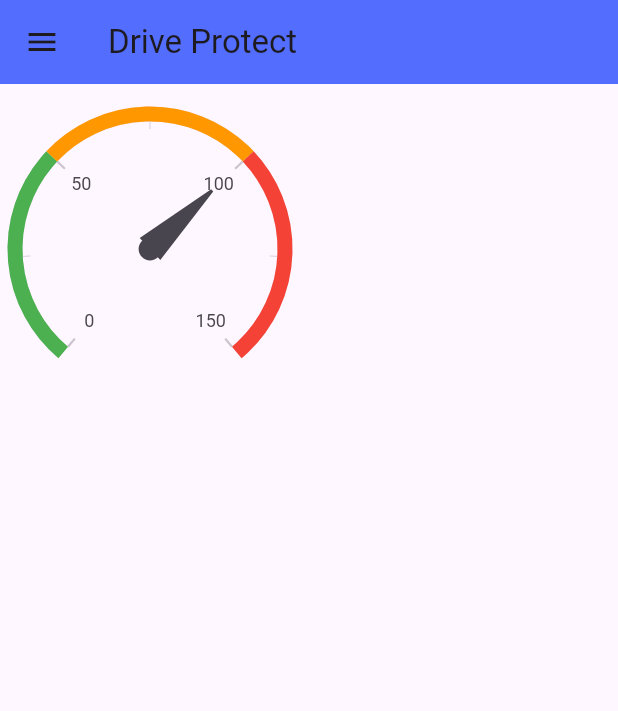
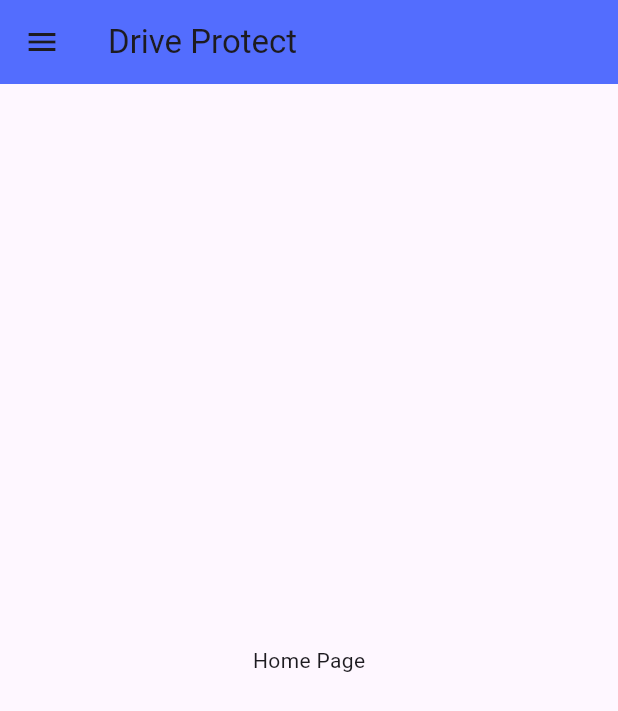
Before and after one commit to HarshMaheshwari2312/drive_protect, a Flutter app: the screen it shows after launch, on a phone screen of 412 x 824 dp. Shown: the top 711 px of the screen. Run offline on Flutter 3.47's test engine with Material 2 defaults, Android fonts, the phone set to English and light mode, and no system bars; drawn by our look-alikes of syncfusion_flutter_gauges; our stand-ins replace connectivity.

Commit message:
removing speedometer

```diff
--- a/lib/home.dart
+++ b/lib/home.dart
@@ -9,7 +9,6 @@ import 'package:driveprotect/privacy_policy.dart';
 import 'package:driveprotect/send_feedback.dart';
 import 'package:driveprotect/settings.dart';
 import 'package:syncfusion_flutter_gauges/gauges.dart';
-
 
 class HomeScreen extends StatefulWidget {
   const HomeScreen({super.key});
@@ -45,38 +44,12 @@ class _HomeScreenState extends State<HomeScreen> {
         backgroundColor: Colors.indigoAccent,
         title: Text("Drive Protect"),
       ),
-      body: Stack(
-        children: [
-          Positioned(
-            top: 10,
-            left: 0,
-            child: Container(
-              width: 200,
-              height: 200,
-              child: SfRadialGauge(
-                enableLoadingAnimation: true,
-                animationDuration: 4500,
-                axes: <RadialAxis>[
-                  RadialAxis(
-                    minimum: 0,
-                    maximum: 150,
-                    ranges: <GaugeRange>[
-                      GaugeRange(startValue: 0, endValue: 50, color: Colors.green),
-                      GaugeRange(startValue: 50, endValue: 100, color: Colors.orange),
-                      GaugeRange(startValue: 100, endValue: 150, color: Colors.red),
-                    ],
-                    pointers: <GaugePointer>[
-                      NeedlePointer(value: 100,enableAnimation: true,),
-                    ],
-                  ),
-                ],
-              ),
-            ),
-          ),
-        ],
-
+      body: Container(
+        child: Center(
+          child: Text("Home Page"),
+        ),
       ),
-        drawer: Drawer(
+      drawer: Drawer(
         child: SingleChildScrollView(
           child: Container(
             child: Column(
```
